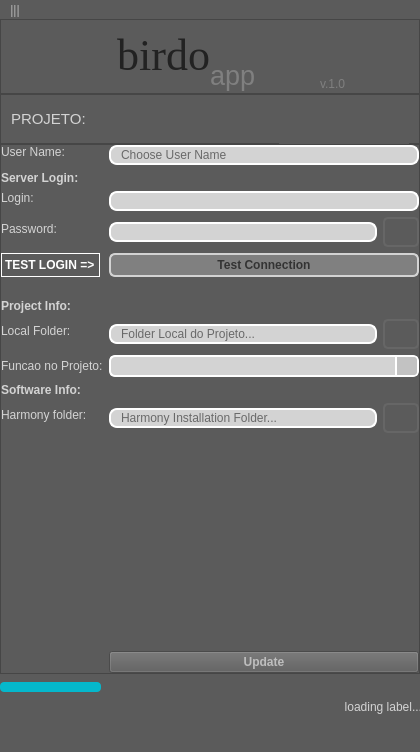
Old version of the form gui/birdoApp.ui in the repository otmbneto/BirdoApp.
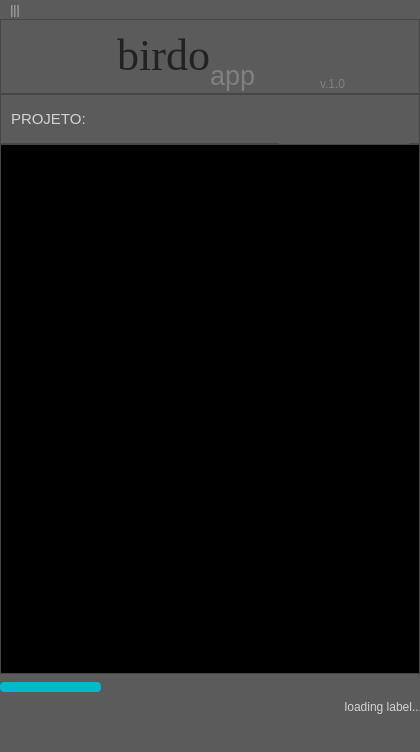
New version of the form. The open tabs and pages were chosen to show the change.

Commit message: New plugin tab added

Patch:
```diff
--- a/gui/birdoApp.ui
+++ b/gui/birdoApp.ui
@@ -862,6 +862,25 @@
          </layout>
         </widget>
        </widget>
+       <widget class="QWidget" name="plugins_page">
+        <property name="styleSheet">
+         <string notr="true">QWidget{
+	background: rgb(0, 0, 0);
+}
+</string>
+        </property>
+        <widget class="QWidget" name="gridLayoutWidget_2">
+         <property name="geometry">
+          <rect>
+           <x>0</x>
+           <y>0</y>
+           <width>421</width>
+           <height>531</height>
+          </rect>
+         </property>
+         <layout class="QGridLayout" name="plugin_layout"/>
+        </widget>
+       </widget>
       </widget>
      </item>
     </layout>
```
Left out of the diff: 2 changed lines with no effect on the pictures. The commit also changes 3 other files.
